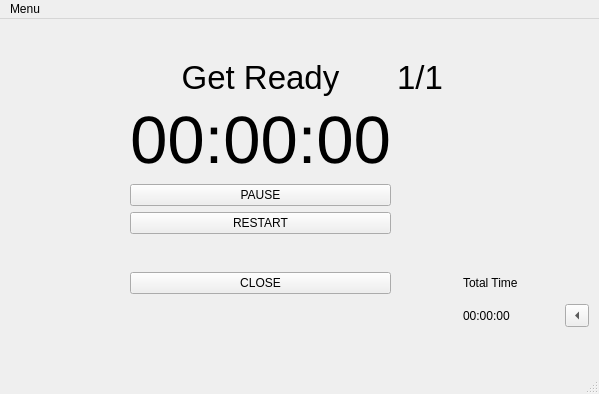
First picture: the form in countdownpage.ui, repository FigueroaCode/ProductivityTimer, before the edit.
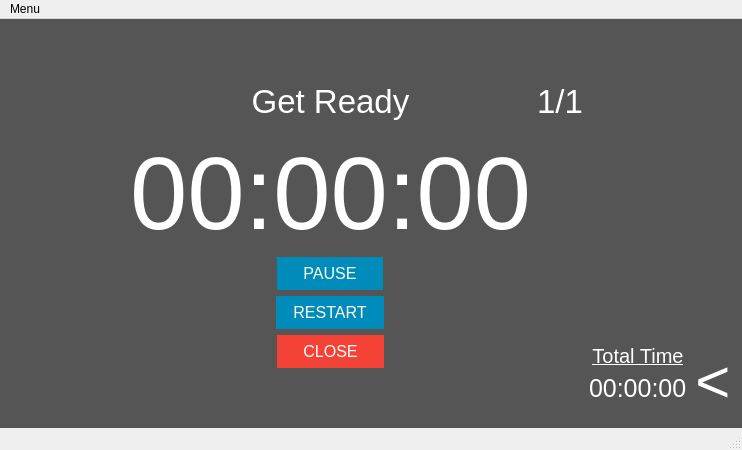
Second picture: the form after the edit.

Diff of the .ui file:
```diff
--- a/countdownpage.ui
+++ b/countdownpage.ui
@@ -6,8 +6,8 @@
    <rect>
     <x>0</x>
     <y>0</y>
-    <width>599</width>
-    <height>394</height>
+    <width>742</width>
+    <height>450</height>
    </rect>
   </property>
   <property name="windowTitle">
@@ -17,22 +17,37 @@
    <enum>Qt::LeftToRight</enum>
   </property>
   <widget class="QWidget" name="centralwidget">
-   <layout class="QGridLayout" name="gridLayout" rowstretch="0,0,0,0,0,0,0,0,0" columnstretch="0,0,0,0,0,0">
-    <item row="7" column="4">
+   <property name="styleSheet">
+    <string notr="true">background-color: #555555;
+color: white;</string>
+   </property>
+   <layout class="QGridLayout" name="gridLayout" rowstretch="0,0,0,0,0,0,0,0,0,0,0,0,0" columnstretch="0,0,0,0,0,0,0">
+    <item row="1" column="1">
+     <spacer name="horizontalSpacer_6">
+      <property name="orientation">
+       <enum>Qt::Horizontal</enum>
+      </property>
+      <property name="sizeHint" stdset="0">
+       <size>
+        <width>40</width>
+        <height>20</height>
+       </size>
+      </property>
+     </spacer>
+    </item>
+    <item row="11" column="5">
      <widget class="QLabel" name="totalTimeLeftLabel">
+      <property name="font">
+       <font>
+        <pointsize>19</pointsize>
+       </font>
+      </property>
       <property name="text">
        <string>00:00:00</string>
       </property>
      </widget>
     </item>
-    <item row="6" column="2">
-     <widget class="QPushButton" name="closeButton">
-      <property name="text">
-       <string>CLOSE</string>
-      </property>
-     </widget>
-    </item>
-    <item row="2" column="2">
+    <item row="4" column="3">
      <widget class="QLabel" name="countDownLabel">
       <property name="sizePolicy">
        <sizepolicy hsizetype="Preferred" vsizetype="Preferred">
@@ -42,7 +57,7 @@
       </property>
       <property name="font">
        <font>
-        <pointsize>50</pointsize>
+        <pointsize>77</pointsize>
        </font>
       </property>
       <property name="text">
@@ -53,7 +68,7 @@
       </property>
      </widget>
     </item>
-    <item row="7" column="2">
+    <item row="11" column="3">
      <spacer name="verticalSpacer_2">
       <property name="orientation">
        <enum>Qt::Vertical</enum>
@@ -66,7 +81,7 @@
       </property>
      </spacer>
     </item>
-    <item row="1" column="1">
+    <item row="1" column="2">
      <spacer name="horizontalSpacer_4">
       <property name="orientation">
        <enum>Qt::Horizontal</enum>
@@ -79,7 +94,7 @@
       </property>
      </spacer>
     </item>
-    <item row="1" column="5">
+    <item row="1" column="6">
      <spacer name="horizontalSpacer_2">
       <property name="orientation">
        <enum>Qt::Horizontal</enum>
@@ -92,29 +107,18 @@
       </property>
      </spacer>
     </item>
-    <item row="3" column="2">
-     <widget class="QPushButton" name="pauseResumeButton">
-      <property name="text">
-       <string>PAUSE</string>
-      </property>
-     </widget>
-    </item>
-    <item row="4" column="2">
-     <widget class="QPushButton" name="restartButton">
-      <property name="text">
-       <string>RESTART</string>
-      </property>
-     </widget>
-    </item>
-    <item row="0" column="2">
+    <item row="0" column="3">
      <spacer name="verticalSpacer">
       <property name="orientation">
        <enum>Qt::Vertical</enum>
       </property>
+      <property name="sizeType">
+       <enum>QSizePolicy::Fixed</enum>
+      </property>
       <property name="sizeHint" stdset="0">
        <size>
         <width>20</width>
-        <height>40</height>
+        <height>55</height>
        </size>
       </property>
      </spacer>
@@ -132,7 +136,7 @@
       </property>
      </spacer>
     </item>
-    <item row="1" column="3">
+    <item row="1" column="4">
      <widget class="QLabel" name="repsLabel">
       <property name="font">
        <font>
@@ -144,14 +148,23 @@
       </property>
      </widget>
     </item>
-    <item row="6" column="4">
+    <item row="10" column="5">
      <widget class="QLabel" name="totalTimeLeftTitleLabel">
+      <property name="font">
+       <font>
+        <pointsize>15</pointsize>
+        <underline>true</underline>
+       </font>
+      </property>
       <property name="text">
        <string>Total Time</string>
       </property>
+      <property name="alignment">
+       <set>Qt::AlignCenter</set>
+      </property>
      </widget>
     </item>
-    <item row="7" column="3">
+    <item row="11" column="4">
      <spacer name="horizontalSpacer_5">
       <property name="orientation">
        <enum>Qt::Horizontal</enum>
@@ -164,7 +177,7 @@
       </property>
      </spacer>
     </item>
-    <item row="1" column="4">
+    <item row="1" column="5">
      <spacer name="horizontalSpacer">
       <property name="orientation">
        <enum>Qt::Horizontal</enum>
@@ -177,7 +190,7 @@
       </property>
      </spacer>
     </item>
-    <item row="5" column="4">
+    <item row="9" column="5">
      <spacer name="verticalSpacer_3">
       <property name="orientation">
        <enum>Qt::Vertical</enum>
@@ -190,7 +203,7 @@
       </property>
      </spacer>
     </item>
-    <item row="1" column="2">
+    <item row="1" column="3">
      <widget class="QLabel" name="titleLabel">
       <property name="sizePolicy">
        <sizepolicy hsizetype="Preferred" vsizetype="Preferred">
@@ -211,7 +224,20 @@
       </property>
      </widget>
     </item>
-    <item row="8" column="4">
+    <item row="3" column="3">
+     <spacer name="verticalSpacer_5">
+      <property name="orientation">
+       <enum>Qt::Vertical</enum>
+      </property>
+      <property name="sizeHint" stdset="0">
+       <size>
+        <width>20</width>
+        <height>40</height>
+       </size>
+      </property>
+     </spacer>
+    </item>
+    <item row="12" column="5">
      <spacer name="verticalSpacer_4">
       <property name="orientation">
        <enum>Qt::Vertical</enum>
@@ -224,35 +250,105 @@
       </property>
      </spacer>
     </item>
-    <item row="7" column="5">
-     <layout class="QHBoxLayout" name="horizontalLayout">
-      <property name="spacing">
-       <number>-1</number>
-      </property>
-      <property name="leftMargin">
-       <number>35</number>
-      </property>
-      <property name="rightMargin">
-       <number>0</number>
-      </property>
+    <item row="9" column="3" rowspan="2">
+     <layout class="QVBoxLayout" name="verticalLayout">
       <item>
-       <widget class="QToolButton" name="totalTimeDisplayButton">
-        <property name="sizePolicy">
-         <sizepolicy hsizetype="Fixed" vsizetype="Fixed">
-          <horstretch>0</horstretch>
-          <verstretch>0</verstretch>
-         </sizepolicy>
-        </property>
-        <property name="text">
-         <string>...</string>
-        </property>
-        <property name="arrowType">
-         <enum>Qt::LeftArrow</enum>
-        </property>
-       </widget>
+       <layout class="QHBoxLayout" name="horizontalLayout_3">
+        <item>
+         <widget class="QPushButton" name="pauseResumeButton">
+          <property name="sizePolicy">
+           <sizepolicy hsizetype="Fixed" vsizetype="Fixed">
+            <horstretch>0</horstretch>
+            <verstretch>0</verstretch>
+           </sizepolicy>
+          </property>
+          <property name="styleSheet">
+           <string notr="true">background-color: #008CBA;
+border: none;
+color: white;
+padding: 7px 26px;
+text-align: center;
+text-decoration: none;
+font-size: 16px;</string>
+          </property>
+          <property name="text">
+           <string>PAUSE</string>
+          </property>
+         </widget>
+        </item>
+       </layout>
+      </item>
+      <item>
+       <layout class="QHBoxLayout" name="horizontalLayout_4">
+        <item>
+         <widget class="QPushButton" name="restartButton">
+          <property name="sizePolicy">
+           <sizepolicy hsizetype="Fixed" vsizetype="Fixed">
+            <horstretch>0</horstretch>
+            <verstretch>0</verstretch>
+           </sizepolicy>
+          </property>
+          <property name="styleSheet">
+           <string notr="true">background-color: #008CBA;
+border: none;
+color: white;
+padding: 7px 17px;
+text-align: center;
+text-decoration: none;
+font-size: 16px;</string>
+          </property>
+          <property name="text">
+           <string>RESTART</string>
+          </property>
+         </widget>
+        </item>
+       </layout>
+      </item>
+      <item>
+       <layout class="QHBoxLayout" name="horizontalLayout_5">
+        <item>
+         <widget class="QPushButton" name="closeButton">
+          <property name="sizePolicy">
+           <sizepolicy hsizetype="Fixed" vsizetype="Fixed">
+            <horstretch>0</horstretch>
+            <verstretch>0</verstretch>
+           </sizepolicy>
+          </property>
+          <property name="styleSheet">
+           <string notr="true">background-color: #f44336;
+border: none;
+color: white;
+padding: 7px 26px;
+text-align: center;
+text-decoration: none;
+font-size: 16px;</string>
+          </property>
+          <property name="text">
+           <string>CLOSE</string>
+          </property>
+         </widget>
+        </item>
+       </layout>
       </item>
      </layout>
     </item>
+    <item row="10" column="6" rowspan="3">
+     <widget class="QPushButton" name="totalTimeDisplayButton">
+      <property name="font">
+       <font>
+        <pointsize>45</pointsize>
+       </font>
+      </property>
+      <property name="styleSheet">
+       <string notr="true">border: none;
+background-color: #555555;
+color: white;</string>
+      </property>
+      <property name="text">
+       <string>&lt;</string>
+      </property>
+     </widget>
+    </item>
    </layout>
   </widget>
   <widget class="QMenuBar" name="menubar">
@@ -260,7 +356,7 @@
     <rect>
      <x>0</x>
      <y>0</y>
-     <width>599</width>
+     <width>742</width>
      <height>22</height>
     </rect>
    </property>
```
